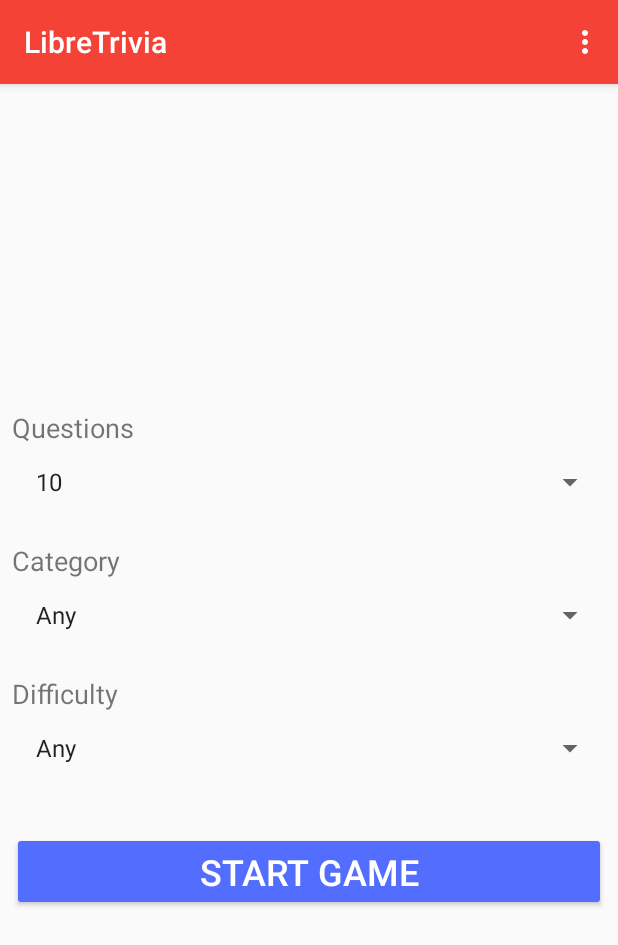
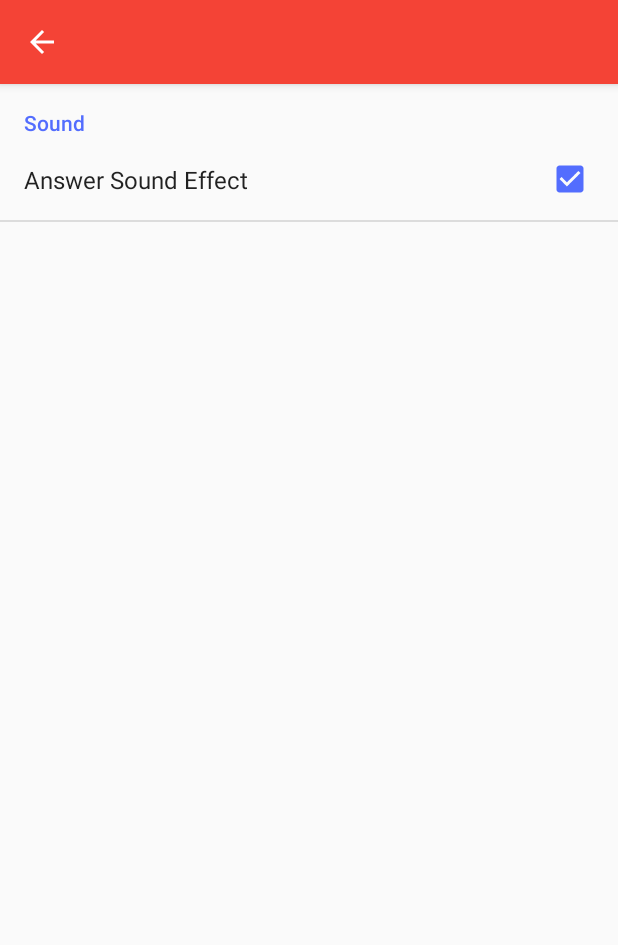
Before and after one commit to tryton-vanmeer/LibreTrivia, an Android app: the screen it shows after launch (MainActivity before the commit, SettingsActivity after it), in the options menu, after a tap on "Settings", on a phone screen of 412 x 824 dp. Shown: the top 945 px of the screen. Run offline under Robolectric (Android 15) with nearby library versions, the phone set to English and light mode, and no system bars; our stand-ins replace ButterKnife; libraries missing offline, so code that uses them is left out: com.mikepenz.aboutlibraries; network calls fail.

Commit message:
Added settings screen along with preference for disabling the answer sound effect.

```diff
--- a/app/build.gradle
+++ b/app/build.gradle
@@ -24,6 +24,7 @@ dependencies {
     implementation "com.android.support:appcompat-v7:${rootProject.ext.supportLibVersion}"
     implementation "com.android.support:recyclerview-v7:${rootProject.ext.supportLibVersion}"
     implementation "com.android.support:cardview-v7:${rootProject.ext.supportLibVersion}"
+    implementation "com.android.support:preference-v14:${rootProject.ext.supportLibVersion}"
     implementation "com.android.support:support-annotations:${rootProject.ext.supportLibVersion}"
     implementation "com.jakewharton:butterknife:${rootProject.ext.butterknifeVersion}"
     implementation 'com.android.support.constraint:constraint-layout:1.0.2'
--- a/app/src/main/AndroidManifest.xml
+++ b/app/src/main/AndroidManifest.xml
@@ -21,6 +21,7 @@
         </activity>
         <activity android:name=".activities.TriviaGameActivity" />
         <activity android:name=".activities.TriviaGameResultsActivity" />
+        <activity android:name=".settings.SettingsActivity" />
     </application>
 
 </manifest>
--- a/app/src/main/java/io/github/trytonvanmeer/libretrivia/activities/BaseActivity.java
+++ b/app/src/main/java/io/github/trytonvanmeer/libretrivia/activities/BaseActivity.java
@@ -1,6 +1,7 @@
 package io.github.trytonvanmeer.libretrivia.activities;
 
 import android.annotation.SuppressLint;
+import android.content.Intent;
 import android.support.v7.app.AppCompatActivity;
 import android.view.Menu;
 import android.view.MenuInflater;
@@ -10,6 +11,7 @@ import com.mikepenz.aboutlibraries.Libs;
 import com.mikepenz.aboutlibraries.LibsBuilder;
 
 import io.github.trytonvanmeer.libretrivia.R;
+import io.github.trytonvanmeer.libretrivia.settings.SettingsActivity;
 
 @SuppressLint("Registered")
 public class BaseActivity extends AppCompatActivity {
@@ -25,6 +27,7 @@ public class BaseActivity extends AppCompatActivity {
     public boolean onOptionsItemSelected(MenuItem item) {
         switch(item.getItemId()) {
             case R.id.settings:
+                onSettings();
                 return true;
             case R.id.about:
                 onAbout();
@@ -34,6 +37,11 @@ public class BaseActivity extends AppCompatActivity {
             default:
                 return super.onOptionsItemSelected(item);
         }
+    }
+
+    private void onSettings() {
+        Intent intent = new Intent(this, SettingsActivity.class);
+        startActivity(intent);
     }
 
     private void onAbout() {
--- a/app/src/main/java/io/github/trytonvanmeer/libretrivia/activities/TriviaGameActivity.java
+++ b/app/src/main/java/io/github/trytonvanmeer/libretrivia/activities/TriviaGameActivity.java
@@ -23,7 +23,6 @@ import java.io.IOException;
 import butterknife.BindView;
 import butterknife.ButterKnife;
 import io.github.trytonvanmeer.libretrivia.R;
-import io.github.trytonvanmeer.libretrivia.util.ApiUtil;
 import io.github.trytonvanmeer.libretrivia.exceptions.NoTriviaResultsException;
 import io.github.trytonvanmeer.libretrivia.fragments.TriviaGameErrorFragment;
 import io.github.trytonvanmeer.libretrivia.fragments.TriviaQuestionFragment;
@@ -31,6 +30,7 @@ import io.github.trytonvanmeer.libretrivia.interfaces.IDownloadTriviaQuestionRec
 import io.github.trytonvanmeer.libretrivia.trivia.TriviaGame;
 import io.github.trytonvanmeer.libretrivia.trivia.TriviaQuery;
 import io.github.trytonvanmeer.libretrivia.trivia.TriviaQuestion;
+import io.github.trytonvanmeer.libretrivia.util.ApiUtil;
 import io.github.trytonvanmeer.libretrivia.util.SoundUtil;
 
 public class TriviaGameActivity extends BaseActivity
--- /dev/null
+++ b/app/src/main/java/io/github/trytonvanmeer/libretrivia/settings/SettingsActivity.java
@@ -0,0 +1,35 @@
+package io.github.trytonvanmeer.libretrivia.settings;
+
+import android.os.Bundle;
+import android.support.annotation.Nullable;
+import android.support.v7.app.ActionBar;
+import android.support.v7.app.AppCompatActivity;
+import android.view.MenuItem;
+
+public class SettingsActivity extends AppCompatActivity {
+    @Override
+    protected void onCreate(@Nullable Bundle savedInstanceState) {
+        super.onCreate(savedInstanceState);
+
+        ActionBar actionBar = getSupportActionBar();
+        if (actionBar != null) {
+            actionBar.setDisplayHomeAsUpEnabled(true);
+            actionBar.setTitle(null);
+        }
+
+        getFragmentManager().beginTransaction()
+                .replace(android.R.id.content, new SettingsFragment())
+                .commit();
+    }
+
+    @Override
+    public boolean onOptionsItemSelected(MenuItem item) {
+        switch (item.getItemId()){
+            case android.R.id.home:
+                finish();
+                return true;
+            default:
+                return super.onOptionsItemSelected(item);
+        }
+    }
+}
--- /dev/null
+++ b/app/src/main/java/io/github/trytonvanmeer/libretrivia/settings/SettingsFragment.java
@@ -0,0 +1,16 @@
+package io.github.trytonvanmeer.libretrivia.settings;
+
+import android.os.Bundle;
+import android.preference.PreferenceFragment;
+import android.support.annotation.Nullable;
+
+import io.github.trytonvanmeer.libretrivia.R;
+
+
+public class SettingsFragment extends PreferenceFragment {
+    @Override
+    public void onCreate(@Nullable Bundle savedInstanceState) {
+        super.onCreate(savedInstanceState);
+        addPreferencesFromResource(R.xml.preferences);
+    }
+}
--- /dev/null
+++ b/app/src/main/res/values/pref_keys.xml
@@ -0,0 +1,4 @@
+<resources>
+    <string name="pref_category_sound">pref_key_category_sound</string>
+    <string name="pref_sound_answer">pref_sound_answer</string>
+</resources>
--- a/app/src/main/res/values/strings.xml
+++ b/app/src/main/res/values/strings.xml
@@ -61,4 +61,9 @@
     <!-- Error Strings -->
     <string name="error_network"><b>Network Error!</b>\n Could not connect to a network.</string>
     <string name="error_no_trivia_results"><b>No Trivia Results!</b>\n Was not able to find trivia questions that satisfied all options.</string>
+    <string name="title_activity_settings">Settings</string>
+
+    <!-- Setting Strings-->
+    <string name="pref_category_sound_title">Sound</string>
+    <string name="pref_sound_answer_title">Answer Sound Effect</string>
 </resources>
--- /dev/null
+++ b/app/src/main/res/xml/preferences.xml
@@ -0,0 +1,15 @@
+<?xml version="1.0" encoding="utf-8"?>
+<PreferenceScreen xmlns:android="http://schemas.android.com/apk/res/android">
+
+    <PreferenceCategory
+        android:title="@string/pref_category_sound_title"
+        android:key="@string/pref_category_sound">
+
+        <CheckBoxPreference
+            android:key="@string/pref_sound_answer"
+            android:title="@string/pref_sound_answer_title"
+            android:defaultValue="true"/>
+
+    </PreferenceCategory>
+
+</PreferenceScreen>
```
Also changed, not shown: app/src/main/java/io/github/trytonvanmeer/libretrivia/util/SoundUtil.java (+11 -3 lines).
